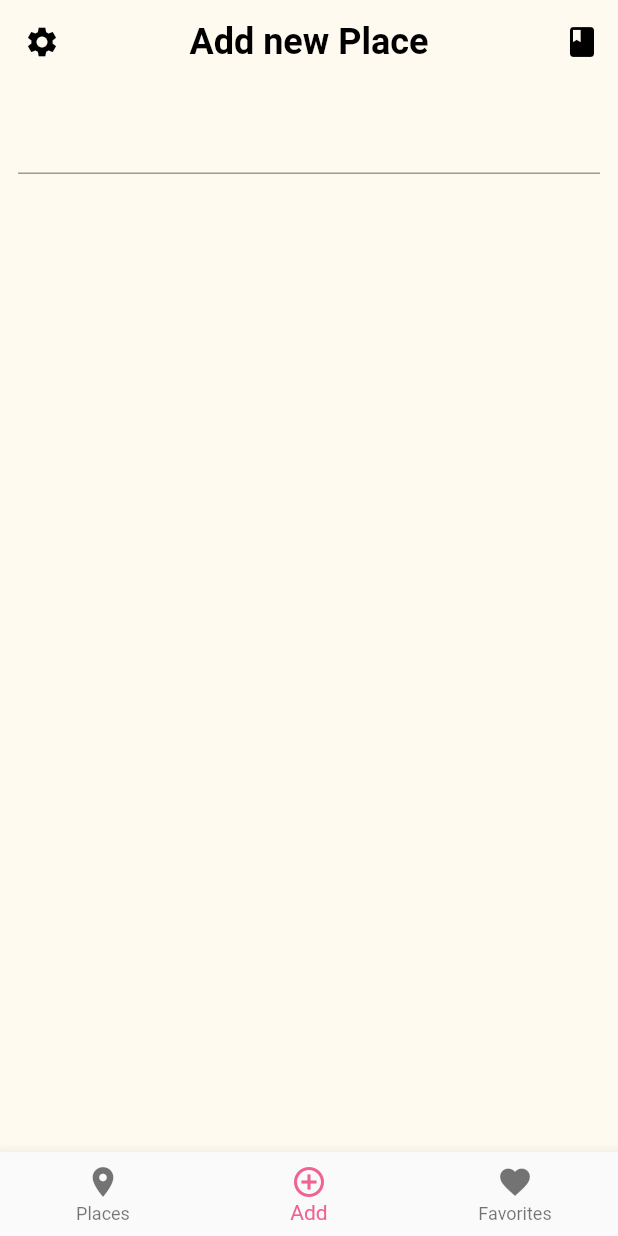
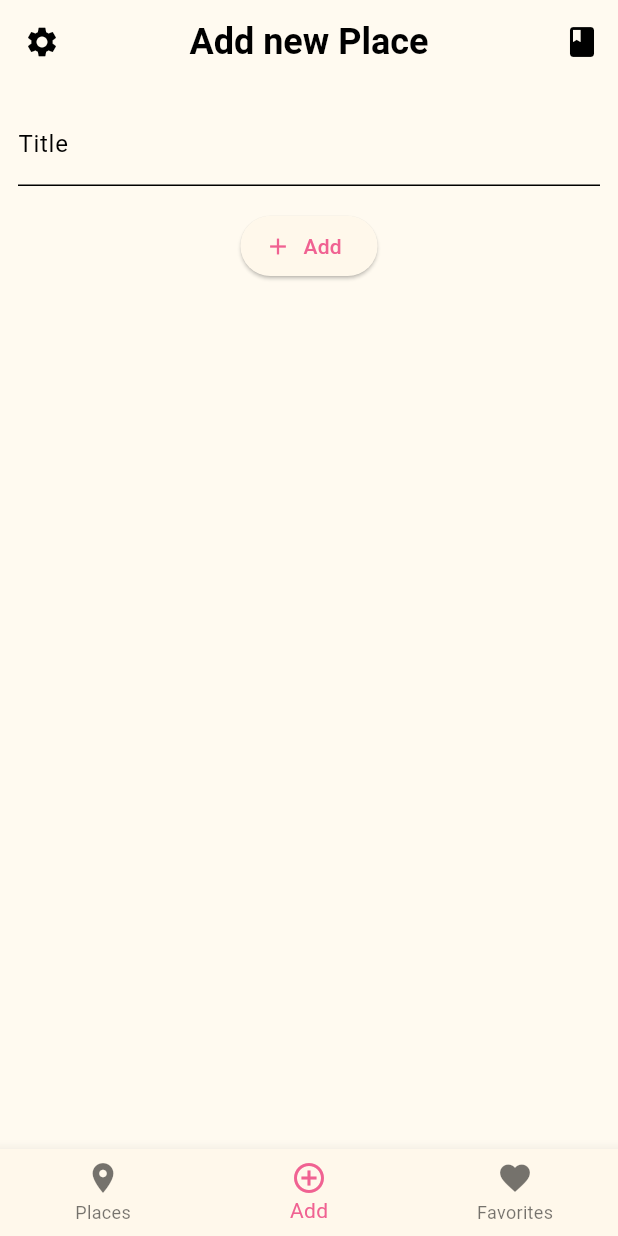
Before and after one commit to BilawalMehfooz1/emotion_lens, a Flutter app: the screen it shows after launch, item 2 of the bottom bar chosen, on a phone screen of 412 x 824 dp. Run offline on Flutter 3.47's test engine with Material 2 defaults, Android fonts, the light colour scheme and no system bars; our stand-ins replace flutter_riverpod, google_fonts.

Commit message:
Added the Functionality to save the place title. Also to display it on screen.

```diff
--- a/lib/main.dart
+++ b/lib/main.dart
@@ -1,13 +1,14 @@
 import 'package:flutter/material.dart';
 import 'package:emotion_lens/models/theme.dart';
 import 'package:emotion_lens/screens/tabs_screen.dart';
+import 'package:flutter_riverpod/flutter_riverpod.dart';
 
 void main() {
   WidgetsFlutterBinding.ensureInitialized();
   runApp(
     MaterialApp(
       theme: lightTheme,
-      home: const MyApp(),
+      home: const ProviderScope(child: MyApp()),
     ),
   );
 }
--- a/lib/models/place_structure.dart
+++ b/lib/models/place_structure.dart
@@ -1,7 +1,9 @@
-import 'dart:html';
+import 'package:uuid/uuid.dart';
+
+const uuid = Uuid();
 
 class PlaceStructure {
+  PlaceStructure({required this.title}) : id = uuid.v4();
   final String id;
   final String title;
-  final ImageData image;
 }
--- a/lib/models/theme.dart
+++ b/lib/models/theme.dart
@@ -2,6 +2,7 @@ import 'package:flutter/material.dart';
 import 'package:google_fonts/google_fonts.dart';
 
 final ThemeData lightTheme = ThemeData(
+  useMaterial3: true,
   primarySwatch: Colors.pink,
   primaryColor: Colors.pink.shade300,
   brightness: Brightness.light,
--- /dev/null
+++ b/lib/providers/add_place_provider.dart
@@ -0,0 +1,18 @@
+import 'package:flutter_riverpod/flutter_riverpod.dart';
+import 'package:emotion_lens/models/place_structure.dart';
+
+class AddPlacesNotifier extends StateNotifier<List<PlaceStructure>> {
+  AddPlacesNotifier() : super(const []);
+
+  void addPlace(String title) {
+    final newPlace = PlaceStructure(title: title);
+    state = [newPlace, ...state];
+  }
+}
+
+final addPlacesProvider =
+    StateNotifierProvider<AddPlacesNotifier, List<PlaceStructure>>(
+  (ref) {
+    return AddPlacesNotifier();
+  },
+);
--- a/lib/screens/add_place_screen.dart
+++ b/lib/screens/add_place_screen.dart
@@ -1,18 +1,53 @@
+import 'package:emotion_lens/providers/add_place_provider.dart';
 import 'package:flutter/material.dart';
+import 'package:flutter_riverpod/flutter_riverpod.dart';
 
-class AddPlaceScreen extends StatefulWidget {
+class AddPlaceScreen extends ConsumerStatefulWidget {
   const AddPlaceScreen({super.key});
 
   @override
-  State<AddPlaceScreen> createState() => _AddPlaceScreenState();
+  ConsumerState<AddPlaceScreen> createState() => _AddPlaceScreenState();
 }
 
-class _AddPlaceScreenState extends State<AddPlaceScreen> {
+class _AddPlaceScreenState extends ConsumerState<AddPlaceScreen> {
+  final _titleController = TextEditingController();
+
+  void _savePlace() {
+    final enteredTitle = _titleController.text;
+
+    if (enteredTitle.isEmpty) {
+      return;
+    }
+
+    ref.read(addPlacesProvider.notifier).addPlace(enteredTitle);
+  }
+
+  @override
+  void dispose() {
+    _titleController.dispose();
+    super.dispose();
+  }
+
   @override
   Widget build(BuildContext context) {
-    return Scaffold(body: Padding(
-      padding: const EdgeInsets.all(12.0),
-      child: TextField(),
-    ));
+    return Scaffold(
+      body: Padding(
+        padding: const EdgeInsets.all(12.0),
+        child: Column(
+          children: [
+            TextField(
+              decoration: const InputDecoration(labelText: 'Title'),
+              controller: _titleController,
+            ),
+            const SizedBox(height: 16),
+            ElevatedButton.icon(
+              onPressed: _savePlace,
+              icon: const Icon(Icons.add),
+              label: const Text('Add'),
+            )
+          ],
+        ),
+      ),
+    );
   }
 }
--- a/lib/screens/favorite_places_screen.dart
+++ b/lib/screens/favorite_places_screen.dart
@@ -5,7 +5,7 @@ class FavoritePlacesScreen extends StatelessWidget {
 
   @override
   Widget build(BuildContext context) {
-    return Center(
+    return const Center(
       child: Text('hello'),
     );
   }
--- a/pubspec.yaml
+++ b/pubspec.yaml
@@ -37,6 +37,7 @@ dependencies:
   cupertino_icons: ^1.0.2
   google_fonts: ^5.1.0
   uuid: ^3.0.7
+  flutter_riverpod: ^2.3.6
 
 dev_dependencies:
   flutter_test:
```
Also changed, not shown: lib/screens/home_screen.dart (+19 -4 lines), pubspec.lock.
